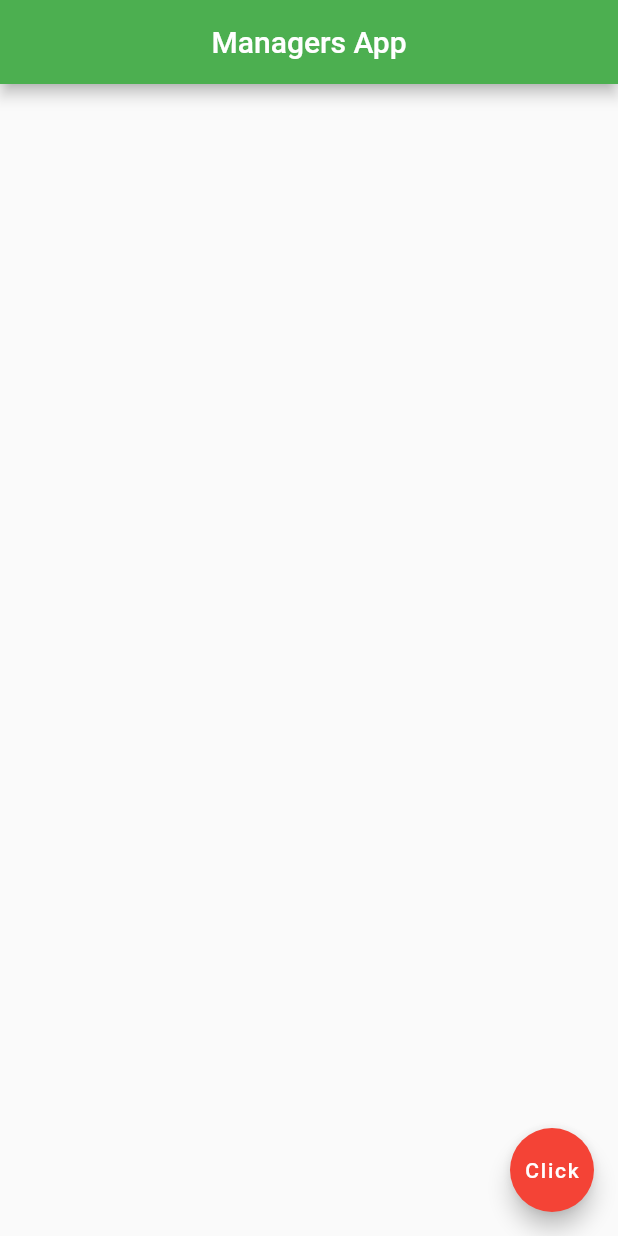
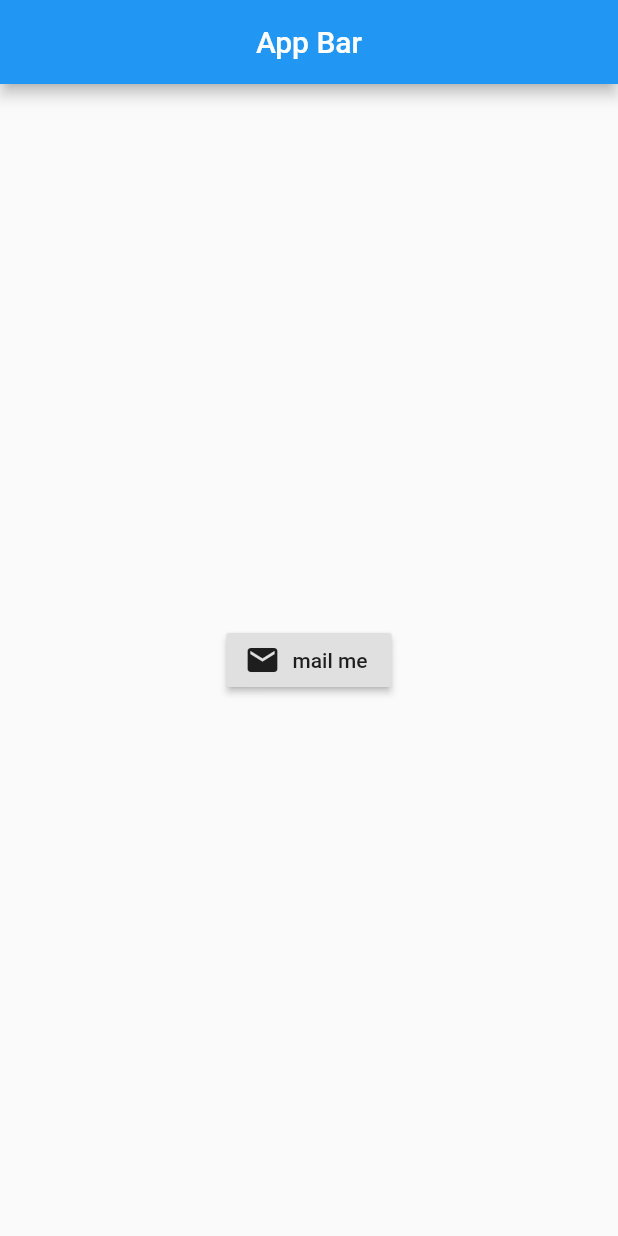
Before and after one commit to johnwanjema/hello-flutter, a Flutter app: the screen it shows after launch, on a phone screen of 412 x 824 dp. Run offline on Flutter 3.47's test engine with Material 2 defaults, Android fonts, the phone set to English and light mode, and no system bars.

Commit message:
added button with icon

```diff
--- a/lib/main.dart
+++ b/lib/main.dart
@@ -1,24 +1,25 @@
 import 'package:flutter/material.dart';
 
-void main() => runApp(MaterialApp(home: Home()));
+void main() => runApp(MaterialApp(
+      home: Home(),
+    ));
 
 class Home extends StatelessWidget {
   @override
   Widget build(BuildContext context) {
     return Scaffold(
-      appBar: AppBar(
-        title: Text('Managers App'),
-        centerTitle: true,
-        backgroundColor: Colors.green,
-      ),
-      body: Center(
-          child: FlatButton(
-        onPressed: () {
-        child: Text('Click Me'),
-        color: Colors.red,
-      )),
-      floatingActionButton: FloatingActionButton(
-          onPressed: () {}, backgroundColor: Colors.red, child: Text('Click')),
-    );
+        appBar: AppBar(
+          title: Text('App Bar'),
+          centerTitle: true,
+        ),
+        body: Center(
+          child: RaisedButton.icon(
+             onPressed: (){},
+            label: Text('mail me'),
+            icon : Icon(
+                Icons.mail
+            )
+          ),
+        ));
   }
 }
```
